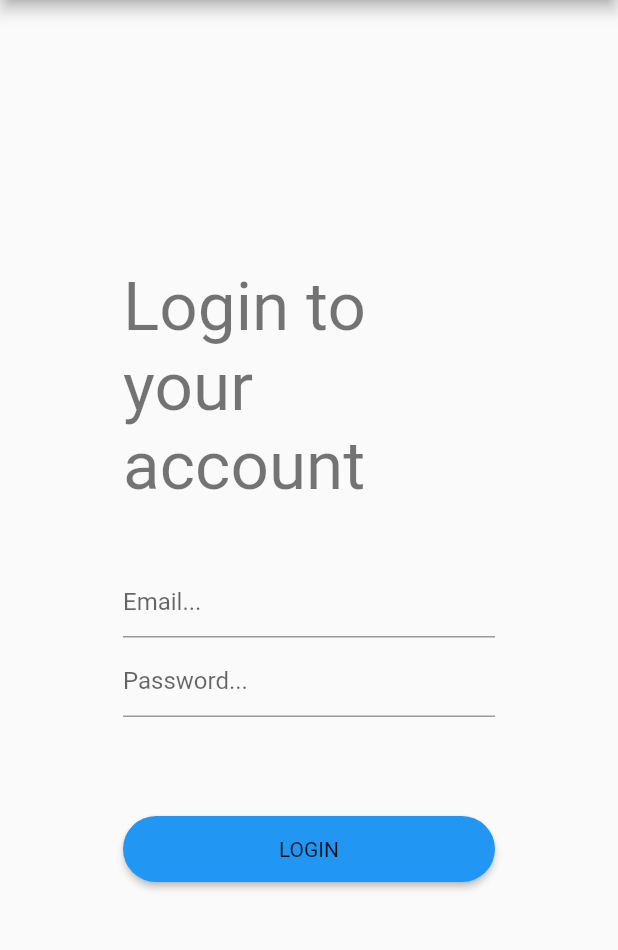
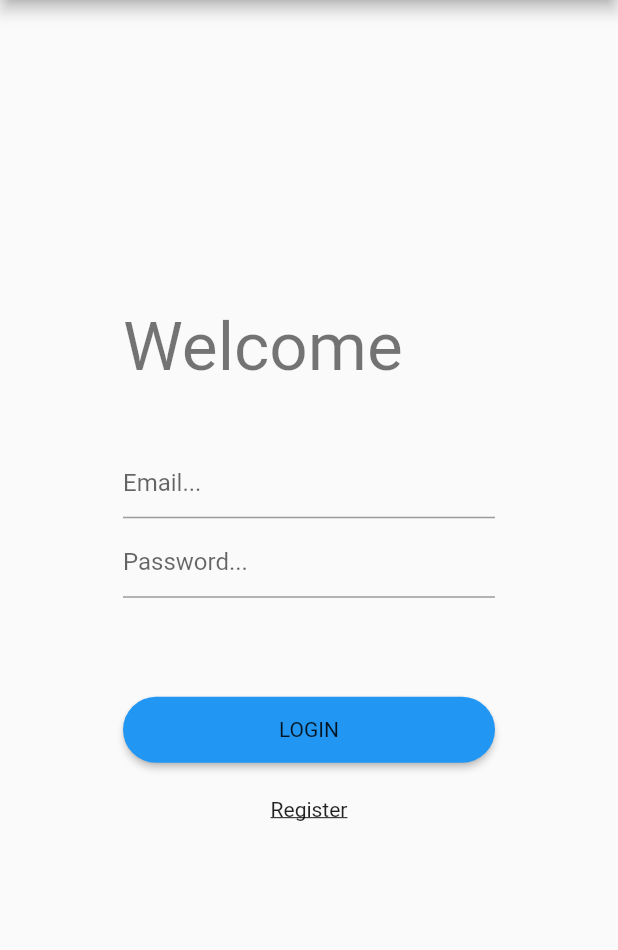
Before and after one commit to DimitarMilushev/Hackathon_AUBG_RESTless, a Flutter app: the screen it shows after launch, on a phone screen of 412 x 824 dp, the part 84-1034 px from its top. Run offline on Flutter 3.47's test engine with Material 2 defaults, Android fonts, the phone set to English and light mode, and no system bars; our stand-ins replace dio, flutter_riverpod, go_router, riverpod.

Commit message:
small register adjustment

```diff
--- a/frontend/lib/screens/auth/login_screen.dart
+++ b/frontend/lib/screens/auth/login_screen.dart
@@ -9,6 +9,7 @@ import 'package:frontend/screens/dashboard_screen.dart';
 import 'package:frontend/widgets/form_wrapper.dart';
 import 'package:frontend/widgets/loading_screen_wrapper.dart';
 import 'package:frontend/widgets/rounded_button.dart';
+import 'package:frontend/widgets/text_button.dart';
 import 'package:go_router/go_router.dart';
 
 class LoginScreen extends ConsumerStatefulWidget {
@@ -42,7 +43,8 @@ class _LoginScreenState extends ConsumerState<LoginScreen> {
           crossAxisAlignment: CrossAxisAlignment.start,
           children: [
             Text(
-              'Login to your account',
+              'Welcome',
+              textAlign: TextAlign.center,
               style: Theme.of(context).textTheme.headline3,
             ),
             SizedBox(height: 40),
@@ -63,7 +65,12 @@ class _LoginScreenState extends ConsumerState<LoginScreen> {
               validator: (_) => errorMessage,
             ),
             SizedBox(height: 64),
-            RoundedButton(text: 'LOGIN', onPressed: loginPressed)
+            RoundedButton(text: 'LOGIN', onPressed: loginPressed),
+            SizedBox(height: 5),
+            CustomTextButton(
+              text: "Register",
+              onPressed: () => context.push(RegisterScreen.path),
+            )
           ],
         ),
       ),
--- /dev/null
+++ b/frontend/lib/widgets/text_button.dart
@@ -0,0 +1,29 @@
+import 'package:flutter/material.dart';
+
+class CustomTextButton extends StatelessWidget {
+  final String text;
+  final void Function()? onPressed;
+
+  const CustomTextButton(
+      {super.key, required this.text, required this.onPressed});
+
+  @override
+  Widget build(BuildContext context) {
+    return Container(
+      width: double.infinity,
+      child: TextButton(
+        onPressed: onPressed,
+        style: ButtonStyle(
+            padding: MaterialStateProperty.all(
+                const EdgeInsets.symmetric(vertical: 14))),
+        child: Text(
+          text,
+          style: Theme.of(context)
+              .textTheme
+              .bodyMedium
+              ?.copyWith(decoration: TextDecoration.underline),
+        ),
+      ),
+    );
+  }
+}
```
Also changed, not shown: frontend/lib/screens/auth/register_screen.dart (+6 -5 lines).
